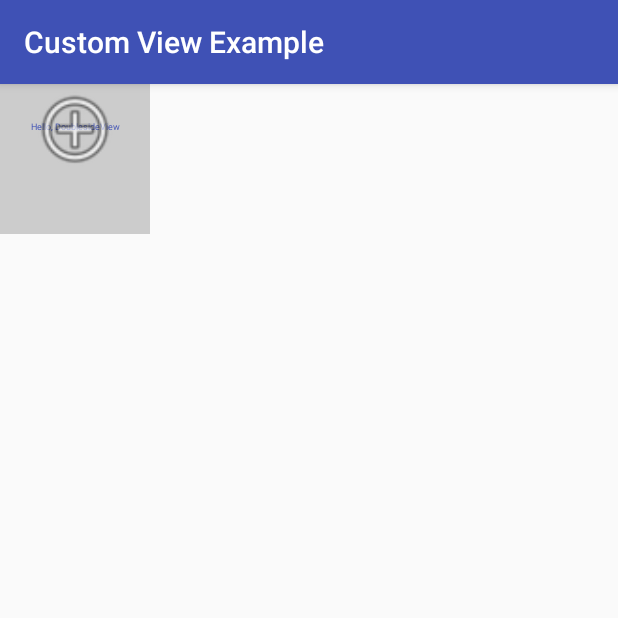
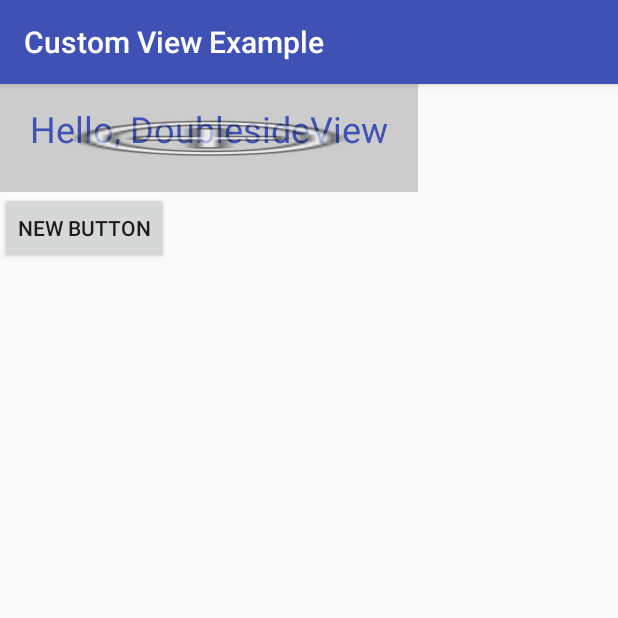
Before and after one commit to roman-nevr/MyExamples, an Android app: the CustomViewExample screen opened directly, with no data from a screen before it, on a phone screen of 412 x 824 dp, the top half of it. Run offline under Robolectric (Android 15) with nearby library versions, the phone set to English and light mode, and no system bars.

Commit message:
29.08.16 morning

```diff
--- a/app/src/main/java/ru/rubicon/myexamples/DoublesideView.java
+++ b/app/src/main/java/ru/rubicon/myexamples/DoublesideView.java
@@ -45,11 +45,9 @@ public class DoublesideView extends View {
         final TypedArray a = getContext().obtainStyledAttributes(
                 attrs, R.styleable.DoublesideView, defStyle, 0);
 
-        frontSideString = a.getString(
-                R.styleable.DoublesideView_frontSideString);
-        mExampleColor = a.getColor(
-                R.styleable.DoublesideView_exampleColor,
-                mExampleColor);
+        frontSideString = a.getString(R.styleable.DoublesideView_frontSideString);
+        backSideString = a.getString(R.styleable.DoublesideView_backSideString);
+        mExampleColor = a.getColor(R.styleable.DoublesideView_exampleColor,mExampleColor);
         // Use getDimensionPixelSize or getDimensionPixelOffset when dealing with
         // values that should fall on pixel boundaries.
         mExampleDimension = a.getDimension(
@@ -110,15 +108,15 @@ public class DoublesideView extends View {
 
         // Draw the text.
         float freeSpace = getWidth()- getPaddingLeft() - getPaddingRight();
-        if (mTextWidth > freeSpace){
+        /*if (mTextWidth > freeSpace){
             mExampleDimension = mExampleDimension * (freeSpace/mTextWidth);
             mTextPaint.setTextSize(mExampleDimension);
             mTextWidth = mTextPaint.measureText(frontSideString);
             mTextHeight = mTextPaint.getFontMetrics().bottom;
-        }
+        }*/
         canvas.drawText(frontSideString,
                 paddingLeft + (contentWidth - mTextWidth) / 2,
-                paddingTop + (contentHeight + mTextHeight) / 2,
+                paddingTop + (contentHeight + mTextHeight /*- mTextPaint.getFontMetrics().top*/) / 2,
                 mTextPaint);
 
         // Draw the example drawable on top of the text.
@@ -136,7 +134,16 @@ public class DoublesideView extends View {
         // Вы ДОЛЖНЫ сделать вызов метода setMeasuredDimension,
         // иначе получится выброс исключения при
         // размещении элемента внутри разметки.
-        setMeasuredDimension(measuredHeight, measuredWidth);
+        float freeSpace = measuredWidth - getPaddingLeft() - getPaddingRight();
+        cutFontSize(freeSpace, mTextWidth, mTextPaint);
+        setMeasuredDimension(measuredWidth, measuredHeight);
+    }
+
+    private void cutFontSize(float freeSpace, float textWidth, TextPaint textPaint) {
+        if (freeSpace < textWidth){
+            mExampleDimension = mExampleDimension * freeSpace / textWidth * 0.98f;
+            textPaint.setTextSize(mExampleDimension);
+        }
     }
 
     private int measureHeight(int measureSpec) {
@@ -146,12 +153,13 @@ public class DoublesideView extends View {
         int result = 500;
 
         if (specMode == MeasureSpec.AT_MOST) {
+            //wrap content
             // Рассчитайте идеальный размер вашего
             // элемента в рамках максимальных значений.
             // Если ваш элемент заполняет все доступное
             // пространство, верните внешнюю границу.
             //result = Math.round(mTextPaint.getFontMetrics().top+mTextPaint.getFontMetrics().bottom);
-            result = 150;
+            result = Math.round(mTextHeight - mTextPaint.getFontMetrics().top) + getPaddingBottom() + getPaddingTop();
 
         } else if (specMode == MeasureSpec.EXACTLY) {
             // Если ваш элемент может поместиться внутри этих границ, верните это значение.
@@ -165,12 +173,13 @@ public class DoublesideView extends View {
         // Размер по умолчанию, если ограничения не были установлены.
         int result = 500;
         if (specMode == MeasureSpec.AT_MOST) {
+            //wrap content
             // Рассчитайте идеальный размер вашего
             // элемента в рамках максимальных значений.
             // Если ваш элемент заполняет все доступное
             // пространство, верните внешнюю границу.
             //result = Math.round(mTextPaint.measureText(frontSideString))+getPaddingRight()+getPaddingLeft();
-            result = 150;
+            result = Math.round(mTextWidth) + getPaddingLeft() + getPaddingRight();
 
         } else if (specMode == MeasureSpec.EXACTLY) {
             // Если ваш элемент может поместиться внутри этих границ, верните это значение.
--- a/app/src/main/res/layout/custom_view_example_main.xml
+++ b/app/src/main/res/layout/custom_view_example_main.xml
@@ -8,12 +8,20 @@
         android:layout_width="wrap_content"
         android:layout_height="wrap_content"
         android:background="#ccc"
-        android:paddingBottom="40dp"
+        android:paddingBottom="20dp"
+        android:paddingTop="20dp"
         android:paddingLeft="20dp"
         android:paddingRight="20dp"
         app:exampleColor="@color/colorPrimary"
         app:exampleDimension="24sp"
         app:exampleDrawable="@android:drawable/ic_menu_add"
-        app:frontSideString="Hello, DoublesideView" />
+        app:frontSideString="Hello, DoublesideView"
+        app:backSideString="bye!"/>
+
+    <Button
+        android:layout_width="wrap_content"
+        android:layout_height="wrap_content"
+        android:text="New Button"
+        android:id="@+id/button" />
 
 </LinearLayout>
--- a/app/src/main/res/values/attrs_doubleside_view.xml
+++ b/app/src/main/res/values/attrs_doubleside_view.xml
@@ -1,7 +1,7 @@
 <resources>
     <declare-styleable name="DoublesideView">
         <attr name="frontSideString" format="string" />
-        <attr  name="backSideString" format="string" />
+        <attr name="backSideString" format="string" />
         <attr name="exampleDimension" format="dimension" />
         <attr name="exampleColor" format="color" />
         <attr name="exampleDrawable" format="color|reference" />
```
